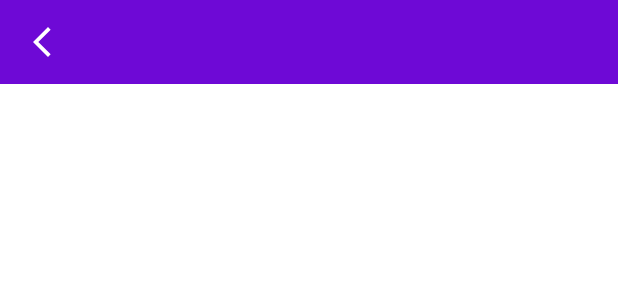
After one commit to estelson/OLXClone, an Android app: the layout activity_login.xml on its own in the app's theme, with its tools: preview values and no code run, on a phone screen of 412 x 824 dp. The commit adds this screen. Shown: the top 300 px of the screen. Run offline under Robolectric (Android 15) with nearby library versions, the phone set to English and light mode, and no system bars.

Commit message:
151. Criando Toolbar Padrão

```diff
--- a/app/src/main/AndroidManifest.xml
+++ b/app/src/main/AndroidManifest.xml
@@ -10,7 +10,7 @@
         android:supportsRtl="true"
         android:theme="@style/Theme.OLXClone">
         <activity
-            android:name=".MainActivity"
+            android:name=".LoginActivity"
             android:exported="true"
             android:screenOrientation="portrait">
             <intent-filter>
@@ -19,6 +19,10 @@
                 <category android:name="android.intent.category.LAUNCHER" />
             </intent-filter>
         </activity>
+        <activity
+            android:name=".MainActivity"
+            android:exported="false"
+            android:screenOrientation="portrait"/>
     </application>
 
 </manifest>
--- /dev/null
+++ b/app/src/main/java/com/exemplo/olxclone/LoginActivity.java
@@ -0,0 +1,14 @@
+package com.exemplo.olxclone;
+
+import androidx.appcompat.app.AppCompatActivity;
+
+import android.os.Bundle;
+
+public class LoginActivity extends AppCompatActivity {
+
+    @Override
+    protected void onCreate(Bundle savedInstanceState) {
+        super.onCreate(savedInstanceState);
+        setContentView(R.layout.activity_login);
+    }
+}
--- /dev/null
+++ b/app/src/main/res/drawable/ic_email.xml
@@ -0,0 +1,5 @@
+<vector android:height="24dp" android:tint="@color/cor_roxa"
+    android:viewportHeight="24" android:viewportWidth="24"
+    android:width="24dp" xmlns:android="http://schemas.android.com/apk/res/android">
+    <path android:fillColor="@android:color/white" android:pathData="M20,4L4,4c-1.1,0 -1.99,0.9 -1.99,2L2,18c0,1.1 0.9,2 2,2h16c1.1,0 2,-0.9 2,-2L22,6c0,-1.1 -0.9,-2 -2,-2zM20,8l-8,5 -8,-5L4,6l8,5 8,-5v2z"/>
+</vector>
--- /dev/null
+++ b/app/src/main/res/drawable/ic_senha.xml
@@ -0,0 +1,10 @@
+<vector xmlns:android="http://schemas.android.com/apk/res/android"
+    android:width="24dp"
+    android:height="24dp"
+    android:viewportWidth="24"
+    android:viewportHeight="24"
+    android:tint="@color/cor_roxa">
+  <path
+      android:fillColor="@android:color/white"
+      android:pathData="M12.65,10C11.83,7.67 9.61,6 7,6c-3.31,0 -6,2.69 -6,6s2.69,6 6,6c2.61,0 4.83,-1.67 5.65,-4H17v4h4v-4h2v-4H12.65zM7,14c-1.1,0 -2,-0.9 -2,-2s0.9,-2 2,-2 2,0.9 2,2 -0.9,2 -2,2z"/>
+</vector>
--- /dev/null
+++ b/app/src/main/res/drawable/ic_voltar.xml
@@ -0,0 +1,10 @@
+<vector xmlns:android="http://schemas.android.com/apk/res/android"
+    android:width="24dp"
+    android:height="24dp"
+    android:viewportWidth="24"
+    android:viewportHeight="24"
+    android:tint="@android:color/white">
+  <path
+      android:fillColor="@android:color/white"
+      android:pathData="M17.77,3.77l-1.77,-1.77l-10,10l10,10l1.77,-1.77l-8.23,-8.23z"/>
+</vector>
--- /dev/null
+++ b/app/src/main/res/layout/activity_login.xml
@@ -0,0 +1,15 @@
+<?xml version="1.0" encoding="utf-8"?>
+<androidx.constraintlayout.widget.ConstraintLayout xmlns:android="http://schemas.android.com/apk/res/android"
+    xmlns:app="http://schemas.android.com/apk/res-auto"
+    xmlns:tools="http://schemas.android.com/tools"
+    android:layout_width="match_parent"
+    android:layout_height="match_parent"
+    tools:context=".LoginActivity">
+
+    <include
+        layout="@layout/toolbar"
+        app:layout_constraintEnd_toEndOf="parent"
+        app:layout_constraintStart_toStartOf="parent"
+        app:layout_constraintTop_toTopOf="parent" />
+
+</androidx.constraintlayout.widget.ConstraintLayout>
--- /dev/null
+++ b/app/src/main/res/layout/toolbar.xml
@@ -0,0 +1,32 @@
+<?xml version="1.0" encoding="utf-8"?>
+<androidx.constraintlayout.widget.ConstraintLayout xmlns:android="http://schemas.android.com/apk/res/android"
+    xmlns:app="http://schemas.android.com/apk/res-auto"
+    xmlns:tools="http://schemas.android.com/tools"
+    android:layout_width="match_parent"
+    android:layout_height="?actionBarSize"
+    android:background="@color/cor_roxa">
+
+    <ImageButton
+        android:id="@+id/ib_voltar"
+        android:layout_width="wrap_content"
+        android:layout_height="match_parent"
+        android:background="@android:color/transparent"
+        android:paddingStart="16dp"
+        android:paddingEnd="16dp"
+        android:src="@drawable/ic_voltar"
+        app:layout_constraintStart_toStartOf="parent"
+        app:layout_constraintTop_toTopOf="parent" />
+
+    <TextView
+        android:id="@+id/text_toolbar"
+        android:layout_width="wrap_content"
+        android:layout_height="wrap_content"
+        android:textColor="@android:color/white"
+        android:textSize="20sp"
+        app:layout_constraintBottom_toBottomOf="parent"
+        app:layout_constraintEnd_toEndOf="parent"
+        app:layout_constraintStart_toStartOf="parent"
+        app:layout_constraintTop_toTopOf="parent"
+        tools:text="titulo" />
+
+</androidx.constraintlayout.widget.ConstraintLayout>
--- a/app/src/main/res/values/colors.xml
+++ b/app/src/main/res/values/colors.xml
@@ -7,4 +7,6 @@
     <color name="teal_700">#FF018786</color>
     <color name="black">#FF000000</color>
     <color name="white">#FFFFFFFF</color>
+
+    <color name="cor_roxa">#6E09D6</color>
 </resources>
--- a/app/src/main/res/values/themes.xml
+++ b/app/src/main/res/values/themes.xml
@@ -1,9 +1,10 @@
 <resources xmlns:tools="http://schemas.android.com/tools">
     <!-- Base application theme. -->
-    <style name="Theme.OLXClone" parent="Theme.MaterialComponents.DayNight.DarkActionBar">
+    <style name="Theme.OLXClone" parent="Theme.MaterialComponents.DayNight.NoActionBar">
         <!-- Primary brand color. -->
         <item name="colorPrimary">@color/purple_500</item>
-        <item name="colorPrimaryVariant">@color/purple_700</item>
+<!--        <item name="colorPrimaryVariant">@color/purple_700</item>-->
+        <item name="colorPrimaryVariant">@color/cor_roxa</item>
         <item name="colorOnPrimary">@color/white</item>
         <!-- Secondary brand color. -->
         <item name="colorSecondary">@color/teal_200</item>
```
